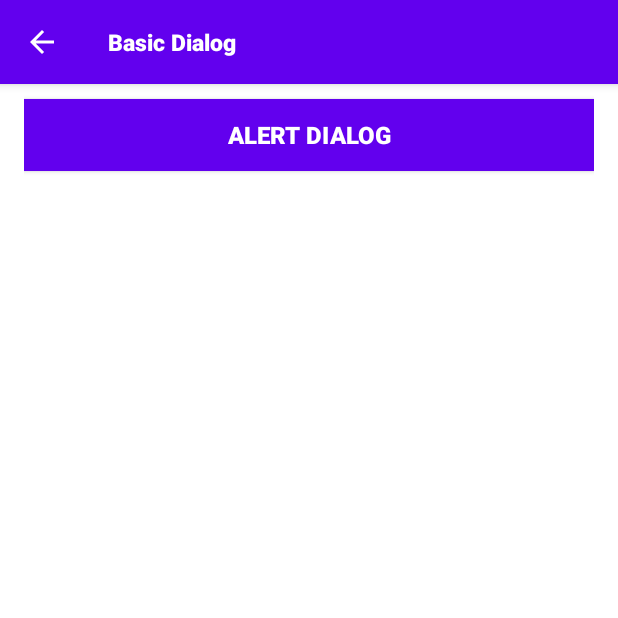
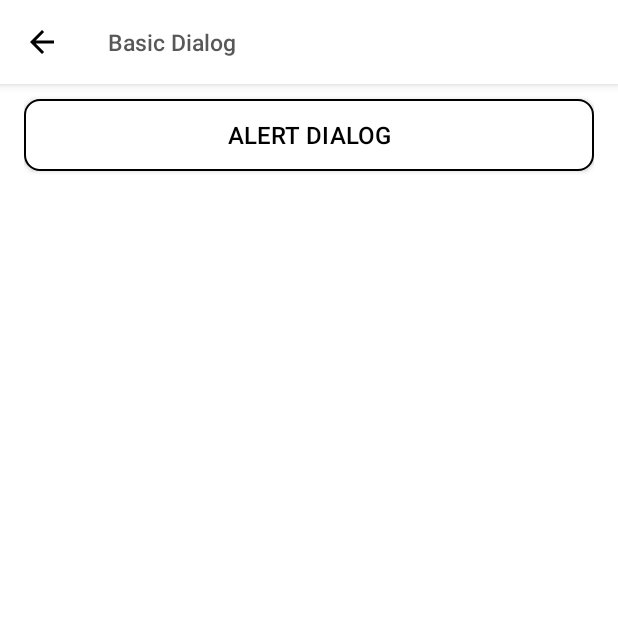
Before and after one commit to Rkleib/Playground, an Android app: the DialogBasicActivity screen opened directly, with no data from a screen before it, on a phone screen of 412 x 824 dp, the top half of it. Run offline under Robolectric (Android 15) with nearby library versions, the phone set to English and light mode, and no system bars.

Commit message:
fix UI in Basic Dialog Activity

```diff
--- a/app/src/main/java/com/rkleib/android/playground/main_layout/MainDrawerActivity.java
+++ b/app/src/main/java/com/rkleib/android/playground/main_layout/MainDrawerActivity.java
@@ -22,7 +22,6 @@ import com.rkleib.android.playground.adapter.ExpandableListAdapter;
 
 import android.widget.ExpandableListView;
 import android.widget.ImageView;
-import android.widget.Toast;
 
 import com.google.android.material.appbar.AppBarLayout;
 import com.google.android.material.appbar.CollapsingToolbarLayout;
--- /dev/null
+++ b/app/src/main/res/drawable/bg_button_outline_white.xml
@@ -0,0 +1,8 @@
+<?xml version="1.0" encoding="utf-8"?>
+<shape xmlns:android="http://schemas.android.com/apk/res/android">
+    <solid android:color="@color/white" />
+    <stroke
+        android:color="@android:color/black"
+        android:width="1dp" />
+    <corners android:radius="10dp" />
+</shape>
--- a/app/src/main/res/drawable/ic_arrow_back.xml
+++ b/app/src/main/res/drawable/ic_arrow_back.xml
@@ -4,6 +4,6 @@
         android:viewportWidth="24.0"
         android:viewportHeight="24.0">
     <path
-        android:fillColor="#FFFFFF"
+        android:fillColor="#000000"
         android:pathData="M20,11H7.83l5.59,-5.59L12,4l-8,8 8,8 1.41,-1.41L7.83,13H20v-2z"/>
 </vector>
--- a/app/src/main/res/layout/activity_dialog_basic.xml
+++ b/app/src/main/res/layout/activity_dialog_basic.xml
@@ -32,14 +32,14 @@
         android:orientation="vertical">
 
         <Button
+            android:id="@+id/btn_alert_dialog"
             android:layout_width="match_parent"
             android:layout_height="wrap_content"
             android:layout_marginTop="10dp"
             android:text="Alert Dialog"
-            android:textColor="@android:color/white"
-            android:textStyle="bold"
+            android:textColor="@android:color/black"
             android:textSize="16sp"
-            android:background="@color/colorPrimary"/>
+            android:background="@drawable/bg_button_outline_white"/>
     </LinearLayout>
 
 </LinearLayout>
--- a/app/src/main/res/values/colors.xml
+++ b/app/src/main/res/values/colors.xml
@@ -4,4 +4,5 @@
     <color name="colorPrimaryDark">#3700B3</color>
     <color name="colorAccent">#03DAC5</color>
     <color name="white">#ffffffff</color>
+    <color name="gray">#CC2E2E2E</color>
 </resources>
--- a/app/src/main/res/values/styles.xml
+++ b/app/src/main/res/values/styles.xml
@@ -12,10 +12,10 @@
         <item name="android:windowBackground">@android:color/white</item>
         <item name="windowActionBar">true</item>
         <item name="windowActionModeOverlay">true</item>
-        <item name="actionModeBackground">@color/colorPrimary</item>
-        <item name="colorPrimary">@color/colorPrimary</item>
-        <item name="colorPrimaryDark">@color/colorPrimary</item>
-        <item name="colorAccent">@color/colorPrimary</item>
+        <item name="actionModeBackground">@color/white</item>
+        <item name="colorPrimary">@color/white</item>
+        <item name="colorPrimaryDark">@color/white</item>
+        <item name="colorAccent">@color/white</item>
 
     </style>
     <!-- #.END THEME APLIKASI -->
@@ -25,10 +25,10 @@
         <item name="android:windowBackground">@android:color/white</item>
         <item name="windowActionBar">true</item>
         <item name="windowActionModeOverlay">true</item>
-        <item name="actionModeBackground">@color/colorPrimary</item>
-        <item name="colorPrimary">@color/colorPrimary</item>
-        <item name="colorPrimaryDark">@color/colorPrimary</item>
-        <item name="colorAccent">@color/colorPrimary</item>
+        <item name="actionModeBackground">@color/white</item>
+        <item name="colorPrimary">@color/white</item>
+        <item name="colorPrimaryDark">@color/white</item>
+        <item name="colorAccent">@color/white</item>
         <item name="android:windowTranslucentStatus">true</item>
     </style>
     <!-- #.END THEME APLIKASI -->
@@ -61,8 +61,8 @@
     <!-- #.START OVERRRIDE WARNA TITLE TOOLBAR -->
     <style name="Toolbar.Title" parent="TextAppearance.Widget.AppCompat.Toolbar.Title">
         <item name="android:textSize">15sp</item>
-        <item name="android:textStyle">bold</item>
-        <item name="android:textColor">#CC030303</item>
+        <item name="android:textStyle">normal</item>
+        <item name="android:textColor">#CC2E2E2E</item>
     </style>
 
 </resources>
```
Also changed, not shown: app/src/main/java/com/rkleib/android/playground/dialog/DialogBasicActivity.java (+61 -2 lines).
